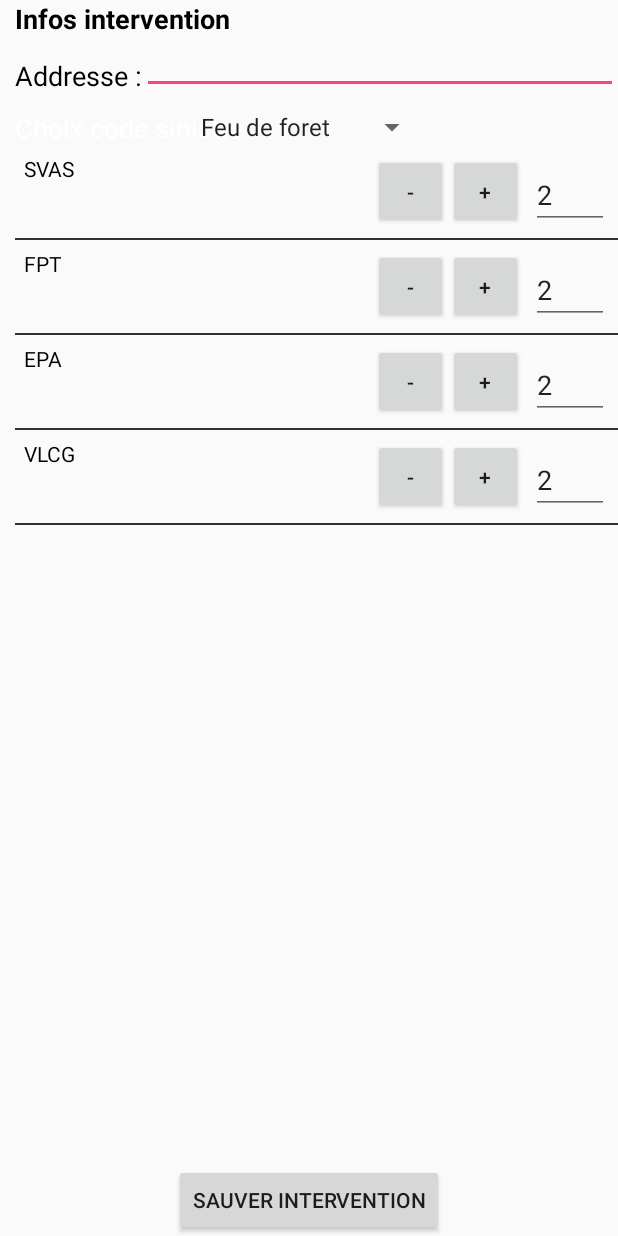
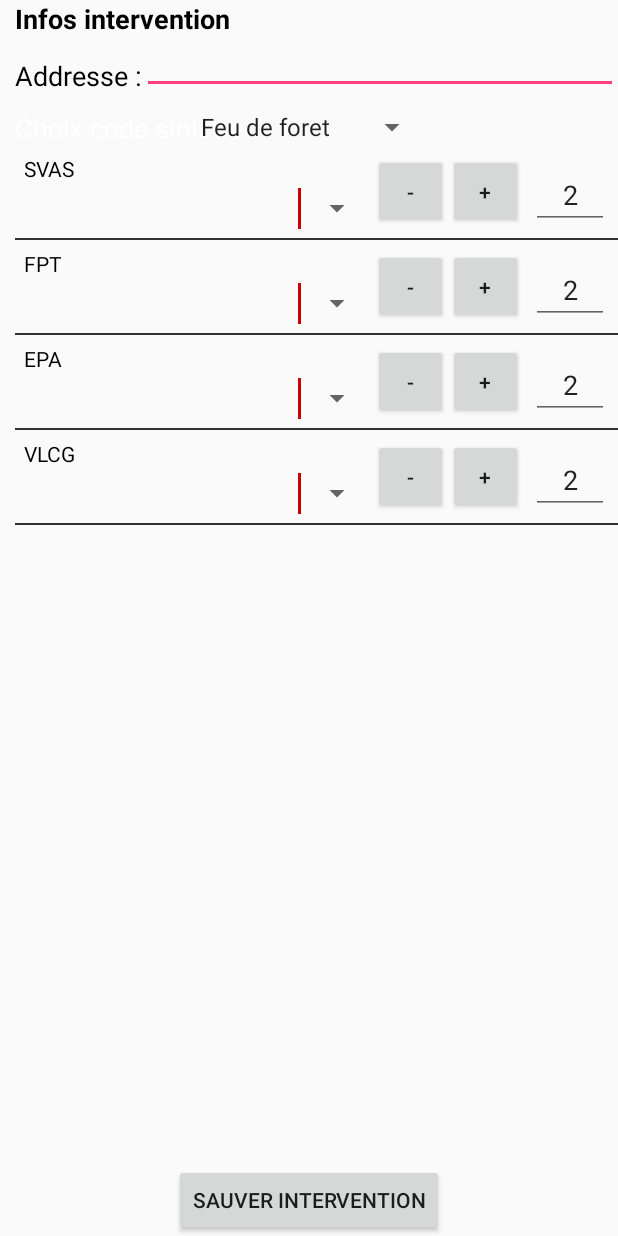
Before and after one commit to tanguybernard/drone-project, an Android app: the fragment CreateInterventionFragment placed in its activity, on a phone screen of 412 x 824 dp. Run offline under Robolectric (Android 15) with nearby library versions, the phone set to English and light mode, and no system bars; libraries missing offline, so code that uses them is left out: com.o3dr.android, com.o3dr.services, retrofit.client, retrofit.mime; 6 statements that could not run were skipped.

Commit message:
handle color for means interventions

```diff
--- a/FireDrone/app/src/main/java/projet/istic/fr/firedrone/CreateInterventionFragment.java
+++ b/FireDrone/app/src/main/java/projet/istic/fr/firedrone/CreateInterventionFragment.java
@@ -180,6 +180,9 @@ public class CreateInterventionFragment extends Fragment {
             TextView t = (TextView)listView.getChildAt(i).findViewById(R.id.moyen_name);
             TextView quantityStr = (TextView)listView.getChildAt(i).findViewById(R.id.moyen_quantity);
 
+            Spinner spinner1=(Spinner)listView.getChildAt(i).findViewById(R.id.colorMeanSpinner);
+            System.out.println(spinner1.getSelectedItem().toString());
+
             int quantity = Integer.parseInt(quantityStr.getText().toString());
 
             for(int q=0;q<quantity;q++){
@@ -251,7 +254,6 @@ public class CreateInterventionFragment extends Fragment {
 
 
 
-
     /**
      *
      * @return list data of an interventions
--- a/FireDrone/app/src/main/java/projet/istic/fr/firedrone/DetailsInterventionFragment.java
+++ b/FireDrone/app/src/main/java/projet/istic/fr/firedrone/DetailsInterventionFragment.java
@@ -51,10 +51,12 @@ public class DetailsInterventionFragment extends Fragment {
         TextView address = (TextView) view.findViewById(R.id.address);
         TextView date = (TextView) view.findViewById(R.id.date);
         TextView sinisterCode = (TextView) view.findViewById(R.id.sinisterCodeText);
-        id.setText(intervention.getId());
-        address.setText(intervention.getAddress());
-        date.setText(intervention.getDate());
-        sinisterCode.setText(intervention.getSinisterCode());
+        if(intervention!=null) {
+            id.setText(intervention.getId());
+            address.setText(intervention.getAddress());
+            date.setText(intervention.getDate());
+            sinisterCode.setText(intervention.getSinisterCode());
+        }
 
     }
 
--- a/FireDrone/app/src/main/java/projet/istic/fr/firedrone/adapter/MoyenListAdapter.java
+++ b/FireDrone/app/src/main/java/projet/istic/fr/firedrone/adapter/MoyenListAdapter.java
@@ -7,6 +7,7 @@ import android.view.ViewGroup;
 import android.widget.ArrayAdapter;
 import android.widget.Button;
 import android.widget.ListView;
+import android.widget.Spinner;
 import android.widget.TextView;
 
 import java.util.ArrayList;
@@ -31,7 +32,6 @@ public class MoyenListAdapter extends ArrayAdapter<MoyenInterventionItem> {
     public View getView(int position, View convertView, ViewGroup parent) {
 
         MoyenInterventionItem item = getItem(position);
-        System.out.println("toto");System.out.println(position);
         ViewHolder holder;
         if (convertView == null) {
             convertView = LayoutInflater.from(getContext()).inflate(R.layout.moyen_item, null);
@@ -46,6 +46,10 @@ public class MoyenListAdapter extends ArrayAdapter<MoyenInterventionItem> {
         final Button subQuantity = (Button) convertView.findViewById(R.id.btn_q_sub);
         final Button addQuantity = (Button) convertView.findViewById(R.id.btn_q_add);
 
+
+        final Spinner spinner = (Spinner) convertView.findViewById(R.id.colorMeanSpinner);
+
+        spinner.setAdapter(new SpinnerColorAdapter(this.getContext()));
 
 
         subQuantity.setOnClickListener(new View.OnClickListener() {
--- /dev/null
+++ b/FireDrone/app/src/main/java/projet/istic/fr/firedrone/adapter/SpinnerColorAdapter.java
@@ -0,0 +1,59 @@
+package projet.istic.fr.firedrone.adapter;
+
+import android.content.Context;
+import android.view.LayoutInflater;
+import android.view.View;
+import android.view.ViewGroup;
+import android.widget.BaseAdapter;
+import android.widget.TextView;
+
+import java.util.ArrayList;
+
+import projet.istic.fr.firedrone.R;
+
+/**
+ * Created by tbernard on 24/04/16.
+ */
+class SpinnerColorAdapter extends BaseAdapter
+{
+    ArrayList<Integer> colors;
+    Context context;
+
+    public SpinnerColorAdapter(Context context)
+    {
+        this.context=context;
+        colors=new ArrayList<Integer>();
+        int retrieve []=context.getResources().getIntArray(R.array.androidcolors);
+        for(int re:retrieve)
+        {
+            colors.add(re);
+        }
+    }
+    @Override
+    public int getCount()
+    {
+        return colors.size();
+    }
+    @Override
+    public Object getItem(int arg0)
+    {
+        return colors.get(arg0);
+    }
+    @Override
+    public long getItemId(int arg0)
+    {
+        return arg0;
+    }
+    @Override
+    public View getView(int pos, View view, ViewGroup parent)
+    {
+        LayoutInflater inflater=LayoutInflater.from(context);
+        view=inflater.inflate(android.R.layout.simple_spinner_dropdown_item, null);
+        TextView txv=(TextView)view.findViewById(android.R.id.text1);
+        txv.setBackgroundColor(colors.get(pos));
+        txv.setTextSize(20f);
+        txv.setText(" ");
+        return view;
+    }
+
+}
--- a/FireDrone/app/src/main/res/layout/moyen_item.xml
+++ b/FireDrone/app/src/main/res/layout/moyen_item.xml
@@ -7,14 +7,23 @@
 
     <TextView
         android:id="@+id/moyen_name"
-        android:layout_width="199dp"
+        android:layout_width="150dp"
         android:layout_height="wrap_content"
         android:textColor="#000000"
         android:layout_alignBottom="@+id/btn_q_sub"
         android:layout_alignParentLeft="true"
         android:layout_alignParentStart="true"
         android:layout_alignParentTop="true"
-         />
+        android:layout_toLeftOf="@+id/colorMeanSpinner"
+        android:layout_toStartOf="@+id/colorMeanSpinner" />
+
+    <Spinner
+        android:id="@+id/colorMeanSpinner"
+        android:layout_width="50dp"
+        android:layout_height="wrap_content"
+        android:layout_alignBottom="@+id/btn_q_sub"
+        android:layout_toLeftOf="@+id/btn_q_sub"
+        android:layout_toStartOf="@+id/btn_q_sub" />
 
 
     <Button
@@ -50,6 +59,7 @@
         android:layout_toEndOf="@+id/btn_q_sub"
         android:layout_marginLeft="55dp"
         android:layout_marginStart="55dp"
-        android:text="0" />
+        android:text="0"
+        android:gravity="center_horizontal" />
 
 </RelativeLayout>
--- /dev/null
+++ b/FireDrone/app/src/main/res/values/color_means.xml
@@ -0,0 +1,22 @@
+<?xml version="1.0" encoding="utf-8"?>
+<resources>
+
+    <item name="blue" type="color">#FF33B5E5</item>
+    <item name="purple" type="color">#FFAA66CC</item>
+    <item name="green" type="color">#FF99CC00</item>
+    <item name="orange" type="color">#FFFFBB33</item>
+    <item name="red" type="color">#FFFF4444</item>
+    <item name="darkblue" type="color">#FF0099CC</item>
+    <item name="darkpurple" type="color">#FF9933CC</item>
+    <item name="darkgreen" type="color">#FF669900</item>
+    <item name="darkorange" type="color">#FFFF8800</item>
+    <item name="darkred" type="color">#FFCC0000</item>
+
+    <integer-array name="androidcolors">
+        <item>@color/darkred</item>
+        <item>@color/darkgreen</item>
+        <item>@color/darkblue</item>
+    </integer-array>
+
+
+</resources>
```
